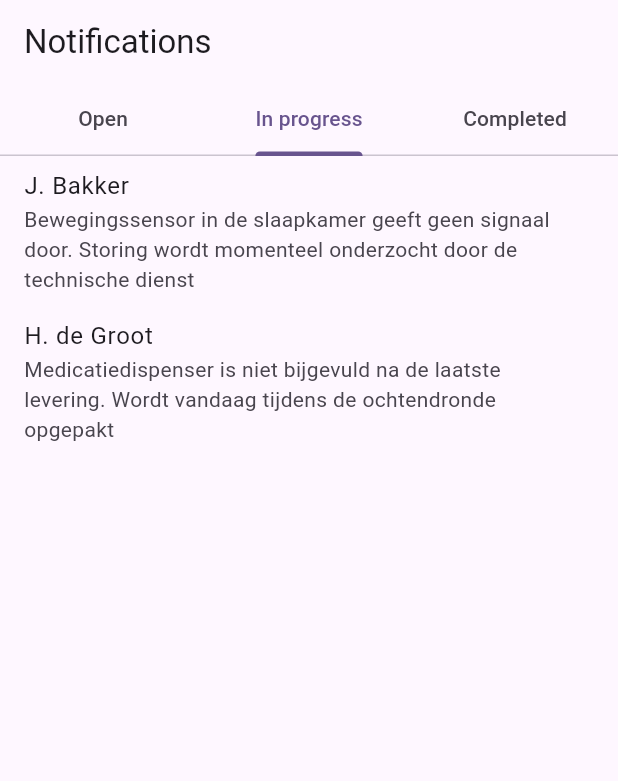
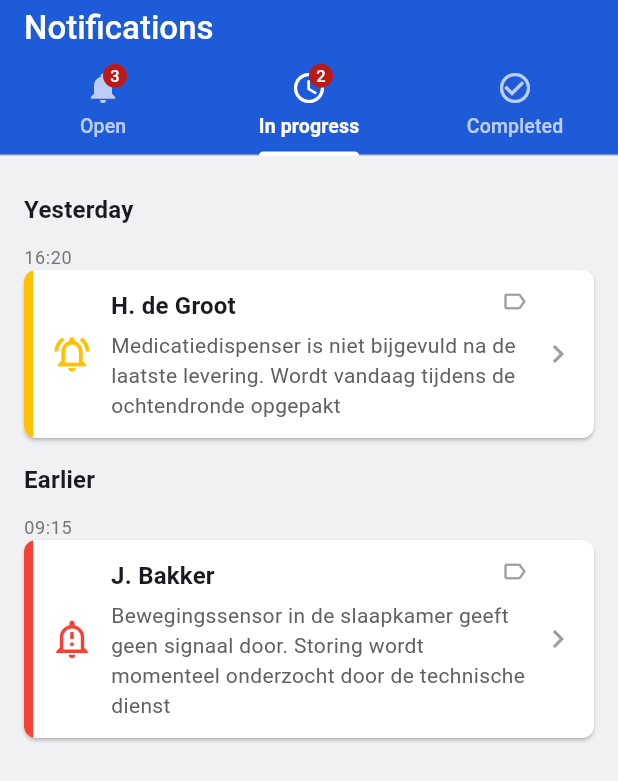
Before and after one commit to freekdeveloper/notification_workflow, a Flutter app: the screen it shows after launch, tab 2 chosen, on a phone screen of 412 x 824 dp. Shown: the top 781 px of the screen. Run offline on Flutter 3.47's test engine with Material 3 defaults, Android fonts, the phone set to English and light mode, and no system bars; our stand-ins replace equatable, flutter_hooks, hooks_riverpod; generated files the repository leaves out were written again.

Commit message:
feat: finish styling for notification list on notifications overview
The UI is moved to a seperate UI folder and a large part of the screen UI is seperated into a widget file

```diff
--- a/lib/main.dart
+++ b/lib/main.dart
@@ -1,6 +1,7 @@
 import "package:flutter/material.dart";
 import "package:hooks_riverpod/hooks_riverpod.dart";
-import "package:notification_workflow/src/features/notifications/screens/notification_overview.dart";
+import "package:notification_workflow/src/config/theme.dart";
+import "package:notification_workflow/src/features/notifications/ui/screens/notification_overview.dart";
 import "package:notification_workflow/src/localization/app_localizations.dart";
 
 void main() {
@@ -17,9 +18,7 @@ class MyApp extends StatelessWidget {
   @override
   Widget build(BuildContext context) => MaterialApp(
     title: "Notification Overview Demo",
-    theme: ThemeData(
-      colorScheme: ColorScheme.fromSeed(seedColor: Colors.deepPurple),
-    ),
+    theme: getTheme(),
     localizationsDelegates: AppLocalizations.localizationsDelegates,
     supportedLocales: AppLocalizations.supportedLocales,
     home: const NotificationOverviewScreen(),
--- /dev/null
+++ b/lib/src/config/theme.dart
@@ -0,0 +1,40 @@
+import "package:flutter/material.dart";
+
+const _primaryBlue = Color(0xFF1E5BD8);
+const _scaffoldGrey = Color(0xFFF1F1F4);
+
+ThemeData getTheme() => ThemeData(
+  useMaterial3: true,
+  colorSchemeSeed: _primaryBlue,
+  scaffoldBackgroundColor: _scaffoldGrey,
+  appBarTheme: const AppBarThemeData(
+    backgroundColor: _primaryBlue,
+    foregroundColor: Colors.white,
+    elevation: 0,
+    centerTitle: false,
+    titleTextStyle: TextStyle(
+      color: Colors.white,
+      fontSize: 22,
+      fontWeight: FontWeight.w500,
+    ),
+    iconTheme: IconThemeData(color: Colors.white),
+  ),
+  tabBarTheme: const TabBarThemeData(
+    labelColor: Colors.white,
+    unselectedLabelColor: Colors.white70,
+    indicatorColor: Colors.white,
+    labelStyle: TextStyle(fontSize: 13, fontWeight: FontWeight.w600),
+    unselectedLabelStyle: TextStyle(
+      fontSize: 13,
+      fontWeight: FontWeight.w500,
+    ),
+  ),
+  cardTheme: CardThemeData(
+    color: Colors.white,
+    elevation: 1,
+    margin: EdgeInsets.zero,
+    shape: RoundedRectangleBorder(
+      borderRadius: BorderRadius.circular(8),
+    ),
+  ),
+);
--- a/lib/src/features/notifications/screens/notification_overview.dart
+++ /dev/null
@@ -1,76 +0,0 @@
-import "package:flutter/material.dart";
-import "package:flutter_hooks/flutter_hooks.dart";
-import "package:hooks_riverpod/hooks_riverpod.dart";
-import "package:notification_workflow/src/features/notifications/models/notification.dart";
-import "package:notification_workflow/src/features/notifications/services/notification.dart";
-import "package:notification_workflow/src/localization/app_localizations.dart";
-
-class NotificationOverviewScreen extends HookConsumerWidget {
-  const NotificationOverviewScreen({super.key});
-
-  @override
-  Widget build(BuildContext context, WidgetRef ref) {
-    final localizations = AppLocalizations.of(context)!;
-    final tabController = useTabController(initialLength: 3);
-    final notificationItems = ref.watch(notificationsProvider);
-
-    return Scaffold(
-      appBar: AppBar(
-        title: Text(localizations.notificationOverviewTitle),
-        bottom: TabBar(
-          controller: tabController,
-          tabs: [
-            Tab(text: localizations.notificationOverviewOpenTabTitle),
-            Tab(text: localizations.notificationOverviewWorkingOnTabTitle),
-            Tab(text: localizations.notificationOverviewCompletedTabTitle),
-          ],
-        ),
-      ),
-      body: notificationItems.when(
-        loading: () =>
-            const Center(child: CircularProgressIndicator.adaptive()),
-        error: (error, _) => Center(child: Text("Fout: $error")),
-        data: (list) => TabBarView(
-          controller: tabController,
-          children: [
-            _NotificationListView(
-              notifications: list
-                  .where((n) => n.status == NotificationState.open)
-                  .toList(),
-            ),
-            _NotificationListView(
-              notifications: list
-                  .where((n) => n.status == NotificationState.workingOn)
-                  .toList(),
-            ),
-            _NotificationListView(
-              notifications: list
-                  .where((n) => n.status == NotificationState.completed)
-                  .toList(),
-            ),
-          ],
-        ),
-      ),
-    );
-  }
-}
-
-class _NotificationListView extends StatelessWidget {
-  const _NotificationListView({required this.notifications});
-
-  final List<NotificationModel> notifications;
-
-  @override
-  Widget build(BuildContext context) => notifications.isEmpty
-      ? const Center(child: Text("Geen meldingen"))
-      : ListView.builder(
-          itemCount: notifications.length,
-          itemBuilder: (context, index) {
-            final notification = notifications[index];
-            return ListTile(
-              title: Text(notification.title),
-              subtitle: Text(notification.description),
-            );
-          },
-        );
-}
--- /dev/null
+++ b/lib/src/features/notifications/ui/screens/notification_overview.dart
@@ -0,0 +1,108 @@
+import "package:flutter/material.dart";
+import "package:flutter_hooks/flutter_hooks.dart";
+import "package:hooks_riverpod/hooks_riverpod.dart";
+import "package:notification_workflow/src/features/notifications/models/notification.dart";
+import "package:notification_workflow/src/features/notifications/services/notification.dart";
+import "package:notification_workflow/src/features/notifications/ui/widgets/notifications_list.dart";
+import "package:notification_workflow/src/localization/app_localizations.dart";
+
+class NotificationOverviewScreen extends HookConsumerWidget {
+  const NotificationOverviewScreen({super.key});
+
+  @override
+  Widget build(BuildContext context, WidgetRef ref) {
+    final localizations = AppLocalizations.of(context)!;
+    final tabController = useTabController(initialLength: 3);
+    final notificationItems = ref.watch(notificationsProvider);
+    final loadedItems =
+        notificationItems.asData?.value ?? const <NotificationModel>[];
+    int notificationCountForType(NotificationState status) =>
+        loadedItems.where((n) => n.status == status).length;
+
+    return Scaffold(
+      appBar: AppBar(
+        title: Text(localizations.notificationOverviewTitle),
+        bottom: TabBar(
+          controller: tabController,
+          tabs: [
+            _TabWithBadge(
+              icon: Icons.notifications,
+              label: localizations.notificationOverviewOpenTabTitle,
+              count: notificationCountForType(NotificationState.open),
+            ),
+            _TabWithBadge(
+              icon: Icons.access_time,
+              label: localizations.notificationOverviewWorkingOnTabTitle,
+              count: notificationCountForType(NotificationState.workingOn),
+            ),
+            _TabWithBadge(
+              icon: Icons.check_circle_outline,
+              label: localizations.notificationOverviewCompletedTabTitle,
+              count: notificationCountForType(NotificationState.completed),
+            ),
+          ],
+        ),
+      ),
+
+      body: notificationItems.when(
+        loading: () =>
+            const Center(child: CircularProgressIndicator.adaptive()),
+        error: (error, _) => Center(
+          child: Text(
+            localizations.notificationOverviewError(error.toString()),
+          ),
+        ),
+        data: (list) => TabBarView(
+          controller: tabController,
+          children: [
+            NotificationListView(
+              notifications: list
+                  .where((n) => n.status == NotificationState.open)
+                  .toList(),
+            ),
+            NotificationListView(
+              notifications: list
+                  .where((n) => n.status == NotificationState.workingOn)
+                  .toList(),
+            ),
+            NotificationListView(
+              notifications: list
+                  .where((n) => n.status == NotificationState.completed)
+                  .toList(),
+            ),
+          ],
+        ),
+      ),
+    );
+  }
+}
+
+class _TabWithBadge extends StatelessWidget {
+  const _TabWithBadge({
+    required this.icon,
+    required this.label,
+    required this.count,
+  });
+
+  final IconData icon;
+  final String label;
+  final int count;
+
+  @override
+  Widget build(BuildContext context) => Tab(
+    height: 64,
+    child: Column(
+      mainAxisSize: MainAxisSize.min,
+      mainAxisAlignment: MainAxisAlignment.center,
+      children: [
+        if (count > 0) ...[
+          Badge.count(count: count, child: Icon(icon)),
+        ] else ...[
+          Icon(icon),
+        ],
+        const SizedBox(height: 4),
+        Text(label),
+      ],
+    ),
+  );
+}
--- /dev/null
+++ b/lib/src/features/notifications/ui/widgets/notifications_list.dart
@@ -0,0 +1,183 @@
+import "package:flutter/material.dart";
+import "package:intl/intl.dart";
+import "package:notification_workflow/src/features/notifications/models/notification.dart";
+import "package:notification_workflow/src/localization/app_localizations.dart";
+
+class NotificationListView extends StatelessWidget {
+  const NotificationListView({required this.notifications, super.key});
+
+  final List<NotificationModel> notifications;
+
+  @override
+  Widget build(BuildContext context) {
+    final localizations = AppLocalizations.of(context)!;
+    if (notifications.isEmpty) {
+      return Center(
+        child: Text(localizations.notificationOverviewNoNotifications),
+      );
+    }
+
+    final sorted = [...notifications]
+      ..sort((a, b) => b.created.compareTo(a.created));
+    final grouped = <_DateGroup, List<NotificationModel>>{
+      _DateGroup.today: [],
+      _DateGroup.yesterday: [],
+      _DateGroup.earlier: [],
+    };
+    for (final notification in sorted) {
+      grouped[_dateGroupFor(notification.created)]!.add(notification);
+    }
+
+    final items = <Widget>[];
+    for (final group in _DateGroup.values) {
+      final groupItems = grouped[group]!;
+      if (groupItems.isEmpty) continue;
+      items.add(
+        _GroupHeader(label: _dateGroupLabel(group, localizations)),
+      );
+      for (final notification in groupItems) {
+        items.add(_TimeLabel(time: notification.created));
+        items.add(_NotificationCard(notification: notification));
+      }
+    }
+
+    return ListView(
+      padding: const EdgeInsets.symmetric(horizontal: 16, vertical: 8),
+      children: items,
+    );
+  }
+}
+
+class _GroupHeader extends StatelessWidget {
+  const _GroupHeader({required this.label});
+
+  final String label;
+
+  @override
+  Widget build(BuildContext context) => Padding(
+    padding: const EdgeInsets.only(top: 16, bottom: 4),
+    child: Text(
+      label,
+      style: Theme.of(
+        context,
+      ).textTheme.titleMedium?.copyWith(fontWeight: FontWeight.w600),
+    ),
+  );
+}
+
+class _TimeLabel extends StatelessWidget {
+  const _TimeLabel({required this.time});
+
+  final DateTime time;
+
+  @override
+  Widget build(BuildContext context) => Padding(
+    padding: const EdgeInsets.only(top: 8),
+    child: Text(
+      DateFormat.Hm().format(time),
+      style: Theme.of(
+        context,
+      ).textTheme.bodySmall?.copyWith(color: Colors.grey.shade600),
+    ),
+  );
+}
+
+class _NotificationCard extends StatelessWidget {
+  const _NotificationCard({required this.notification});
+
+  final NotificationModel notification;
+
+  @override
+  Widget build(BuildContext context) {
+    final textTheme = Theme.of(context).textTheme;
+    final priorityColor = _priorityColor(notification.priority);
+    final icon = _priorityIcon(notification.priority);
+
+    return Card(
+      clipBehavior: Clip.antiAlias,
+      child: Container(
+        decoration: BoxDecoration(
+          border: Border(left: BorderSide(color: priorityColor, width: 6)),
+        ),
+        padding: const EdgeInsets.all(12),
+        child: Row(
+          children: [
+            Icon(
+              icon,
+              color: priorityColor,
+              size: 28,
+            ),
+            const SizedBox(width: 12),
+            Expanded(
+              child: Column(
+                crossAxisAlignment: CrossAxisAlignment.start,
+                children: [
+                  Row(
+                    crossAxisAlignment: CrossAxisAlignment.start,
+                    children: [
+                      Expanded(
+                        child: Text(
+                          notification.title,
+                          style: textTheme.titleMedium?.copyWith(
+                            fontWeight: FontWeight.w600,
+                          ),
+                        ),
+                      ),
+                      const SizedBox(width: 8),
+                      // TODO(freek): add logo of organization
+                      Icon(
+                        Icons.label_outline,
+                        size: 18,
+                        color: Colors.grey.shade500,
+                      ),
+                    ],
+                  ),
+                  const SizedBox(height: 4),
+                  Text(
+                    notification.description,
+                    style: textTheme.bodyMedium?.copyWith(
+                      color: Colors.grey.shade700,
+                    ),
+                  ),
+                ],
+              ),
+            ),
+            const SizedBox(width: 8),
+            Icon(Icons.chevron_right, color: Colors.grey.shade500),
+          ],
+        ),
+      ),
+    );
+  }
+}
+
+enum _DateGroup { today, yesterday, earlier }
+
+_DateGroup _dateGroupFor(DateTime created) {
+  final now = DateTime.now();
+  final startOfToday = DateTime(now.year, now.month, now.day);
+  final createdDay = DateTime(created.year, created.month, created.day);
+  final diff = startOfToday.difference(createdDay).inDays;
+  if (diff <= 0) return _DateGroup.today;
+  if (diff == 1) return _DateGroup.yesterday;
+  return _DateGroup.earlier;
+}
+
+String _dateGroupLabel(_DateGroup group, AppLocalizations localizations) =>
+    switch (group) {
+      _DateGroup.today => localizations.dateToday,
+      _DateGroup.yesterday => localizations.dateYesterday,
+      _DateGroup.earlier => localizations.dateEarlier,
+    };
+
+Color _priorityColor(NotificationPriority priority) => switch (priority) {
+  NotificationPriority.low => Colors.green,
+  NotificationPriority.medium => Colors.amber,
+  NotificationPriority.high => Colors.red,
+};
+
+IconData _priorityIcon(NotificationPriority priority) => switch (priority) {
+  NotificationPriority.low => Icons.notifications_outlined,
+  NotificationPriority.medium => Icons.notifications_active_outlined,
+  NotificationPriority.high => Icons.notification_important_outlined,
+};
```
